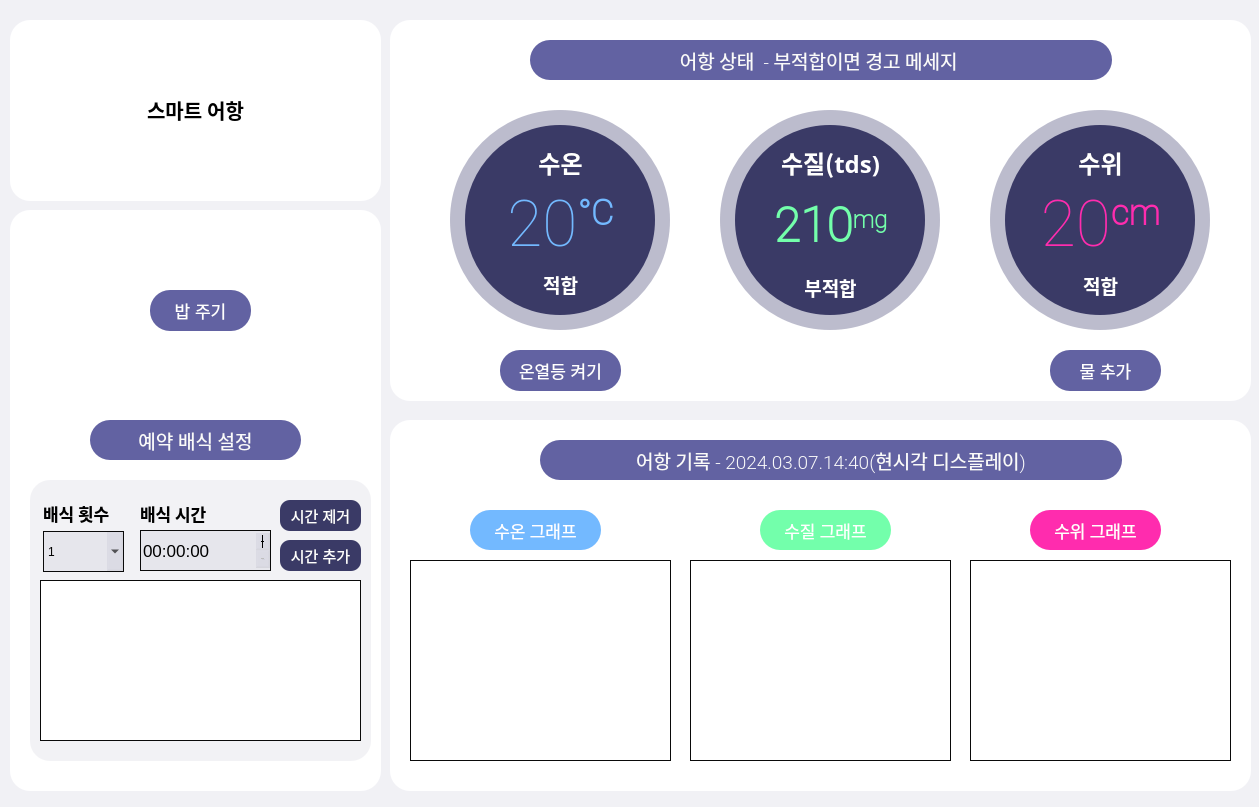
This is IoTproject.ui in addinedu-ros-4th/iot-repo-2 as Qt 5 draws it before an edit. The edited form follows.
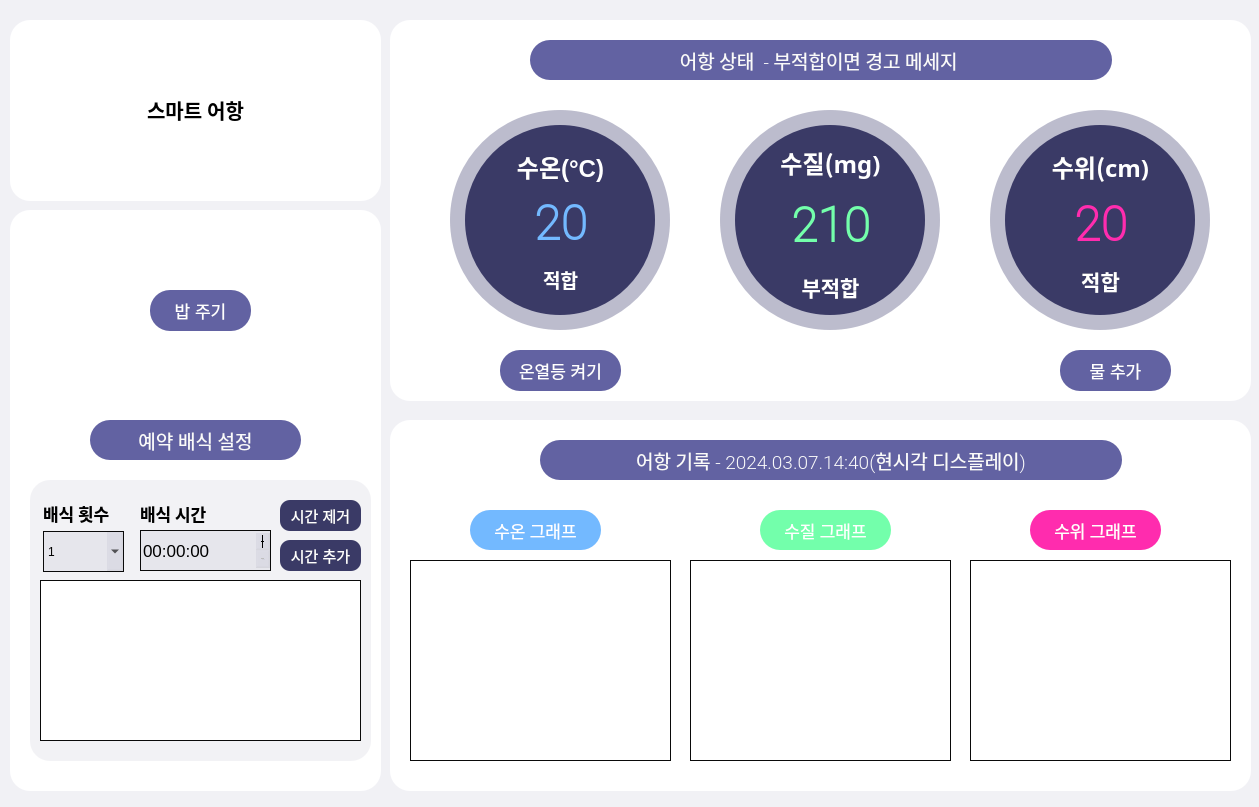
This is the edited form. Custom widgets are drawn as their Qt base class.

Patch:
```diff
--- a/IoTproject.ui
+++ b/IoTproject.ui
@@ -122,7 +122,7 @@
           <string notr="true">color: #FFFFFF; background-color: none;</string>
          </property>
          <property name="text">
-          <string>&lt;html&gt;&lt;head/&gt;&lt;body&gt;&lt;p&gt;&lt;span style=&quot; font-size:18pt;&quot;&gt;수온&lt;/span&gt;&lt;/p&gt;&lt;/body&gt;&lt;/html&gt;</string>
+          <string>&lt;html&gt;&lt;head/&gt;&lt;body&gt;&lt;p&gt;&lt;span style=&quot; font-size:18pt;&quot;&gt;수온(°C)&lt;/span&gt;&lt;/p&gt;&lt;/body&gt;&lt;/html&gt;</string>
          </property>
          <property name="alignment">
           <set>Qt::AlignCenter</set>
@@ -134,7 +134,7 @@
          <property name="font">
           <font>
            <family>Roboto Thin</family>
-           <pointsize>30</pointsize>
+           <pointsize>36</pointsize>
            <weight>75</weight>
            <bold>true</bold>
           </font>
@@ -143,7 +143,7 @@
           <string notr="true">color: rgb(115, 185, 255); padding: 0px; background-color: none;</string>
          </property>
          <property name="text">
-          <string>&lt;html&gt;&lt;head/&gt;&lt;body&gt;&lt;p align=&quot;center&quot;&gt;&lt;span style=&quot; font-size:48pt;&quot;&gt;20&lt;/span&gt;&lt;span style=&quot; font-size:40pt; vertical-align:super;&quot;&gt;°C&lt;/span&gt;&lt;/p&gt;&lt;/body&gt;&lt;/html&gt;</string>
+          <string>&lt;html&gt;&lt;head/&gt;&lt;body&gt;&lt;p align=&quot;center&quot;&gt;&lt;span style=&quot; font-size:36pt;&quot;&gt;20&lt;/span&gt;&lt;/p&gt;&lt;/body&gt;&lt;/html&gt;</string>
          </property>
          <property name="alignment">
           <set>Qt::AlignCenter</set>
@@ -158,7 +158,7 @@
          <property name="font">
           <font>
            <family>Segoe UI</family>
-           <pointsize>13</pointsize>
+           <pointsize>16</pointsize>
            <weight>75</weight>
            <bold>true</bold>
           </font>
@@ -301,7 +301,7 @@
           <string notr="true">color: #FFFFFF; background-color: none;</string>
          </property>
          <property name="text">
-          <string>&lt;html&gt;&lt;head/&gt;&lt;body&gt;&lt;p&gt;&lt;span style=&quot; font-size:18pt;&quot;&gt;수위&lt;/span&gt;&lt;/p&gt;&lt;/body&gt;&lt;/html&gt;</string>
+          <string>&lt;html&gt;&lt;head/&gt;&lt;body&gt;&lt;p&gt;&lt;span style=&quot; font-size:18pt;&quot;&gt;수위(cm)&lt;/span&gt;&lt;/p&gt;&lt;/body&gt;&lt;/html&gt;</string>
          </property>
          <property name="alignment">
           <set>Qt::AlignCenter</set>
@@ -313,7 +313,7 @@
          <property name="font">
           <font>
            <family>Roboto Thin</family>
-           <pointsize>30</pointsize>
+           <pointsize>36</pointsize>
            <weight>75</weight>
            <bold>true</bold>
           </font>
@@ -322,7 +322,7 @@
           <string notr="true">color: rgb(255, 44, 174); padding: 0px; background-color: none;</string>
          </property>
          <property name="text">
-          <string>&lt;html&gt;&lt;head/&gt;&lt;body&gt;&lt;p align=&quot;center&quot;&gt;&lt;span style=&quot; font-size:48pt;&quot;&gt;20&lt;/span&gt;&lt;span style=&quot; font-size:40pt; vertical-align:super;&quot;&gt;cm&lt;/span&gt;&lt;/p&gt;&lt;/body&gt;&lt;/html&gt;</string>
+          <string>&lt;html&gt;&lt;head/&gt;&lt;body&gt;&lt;p align=&quot;center&quot;&gt;20&lt;/p&gt;&lt;/body&gt;&lt;/html&gt;</string>
          </property>
          <property name="alignment">
           <set>Qt::AlignCenter</set>
@@ -337,7 +337,7 @@
          <property name="font">
           <font>
            <family>Segoe UI</family>
-           <pointsize>13</pointsize>
+           <pointsize>16</pointsize>
            <weight>75</weight>
            <bold>true</bold>
           </font>
@@ -346,7 +346,7 @@
           <string notr="true">color: rgb(255, 255, 255); background-color: none;</string>
          </property>
          <property name="text">
-          <string>&lt;html&gt;&lt;head/&gt;&lt;body&gt;&lt;p&gt;&lt;span style=&quot; font-size:14pt;&quot;&gt;적합&lt;/span&gt;&lt;/p&gt;&lt;/body&gt;&lt;/html&gt;</string>
+          <string>&lt;html&gt;&lt;head/&gt;&lt;body&gt;&lt;p&gt;&lt;span style=&quot; font-size:16pt;&quot;&gt;적합&lt;/span&gt;&lt;/p&gt;&lt;/body&gt;&lt;/html&gt;</string>
          </property>
          <property name="alignment">
           <set>Qt::AlignCenter</set>
@@ -447,7 +447,7 @@
           <string notr="true">color: #FFFFFF; background-color: none;</string>
          </property>
          <property name="text">
-          <string>&lt;html&gt;&lt;head/&gt;&lt;body&gt;&lt;p&gt;&lt;span style=&quot; font-size:18pt;&quot;&gt;수질(tds)&lt;/span&gt;&lt;/p&gt;&lt;/body&gt;&lt;/html&gt;</string>
+          <string>&lt;html&gt;&lt;head/&gt;&lt;body&gt;&lt;p&gt;&lt;span style=&quot; font-size:18pt;&quot;&gt;수질(mg)&lt;/span&gt;&lt;/p&gt;&lt;/body&gt;&lt;/html&gt;</string>
          </property>
          <property name="alignment">
           <set>Qt::AlignCenter</set>
@@ -459,7 +459,7 @@
          <property name="font">
           <font>
            <family>Segoe UI</family>
-           <pointsize>13</pointsize>
+           <pointsize>14</pointsize>
            <weight>75</weight>
            <bold>true</bold>
           </font>
@@ -468,7 +468,7 @@
           <string notr="true">color: rgb(255, 255, 255); background-color: none;</string>
          </property>
          <property name="text">
-          <string>&lt;html&gt;&lt;head/&gt;&lt;body&gt;&lt;p&gt;&lt;span style=&quot; font-size:14pt;&quot;&gt;부적합&lt;/span&gt;&lt;/p&gt;&lt;/body&gt;&lt;/html&gt;</string>
+          <string>&lt;html&gt;&lt;head/&gt;&lt;body&gt;&lt;p&gt;&lt;span style=&quot; font-size:16pt;&quot;&gt;부적합&lt;/span&gt;&lt;/p&gt;&lt;/body&gt;&lt;/html&gt;</string>
          </property>
          <property name="alignment">
           <set>Qt::AlignCenter</set>
@@ -480,7 +480,7 @@
          <property name="font">
           <font>
            <family>Roboto Thin</family>
-           <pointsize>30</pointsize>
+           <pointsize>36</pointsize>
            <weight>75</weight>
            <bold>true</bold>
           </font>
@@ -489,7 +489,7 @@
           <string notr="true">color: rgb(115, 255, 171); padding: 0px; background-color: none;</string>
          </property>
          <property name="text">
-          <string>&lt;html&gt;&lt;head/&gt;&lt;body&gt;&lt;p align=&quot;center&quot;&gt;&lt;span style=&quot; font-size:36pt;&quot;&gt;210&lt;/span&gt;&lt;span style=&quot; font-size:28pt; vertical-align:super;&quot;&gt;mg&lt;/span&gt;&lt;/p&gt;&lt;/body&gt;&lt;/html&gt;</string>
+          <string>&lt;html&gt;&lt;head/&gt;&lt;body&gt;&lt;p align=&quot;center&quot;&gt;210&lt;/p&gt;&lt;/body&gt;&lt;/html&gt;</string>
          </property>
          <property name="alignment">
           <set>Qt::AlignCenter</set>
@@ -506,7 +506,7 @@
    <widget class="QPushButton" name="waterButton">
     <property name="geometry">
      <rect>
-      <x>660</x>
+      <x>670</x>
       <y>330</y>
       <width>111</width>
       <height>41</height>
```
Left out of the diff: 8 changed lines with no effect on the pictures.
